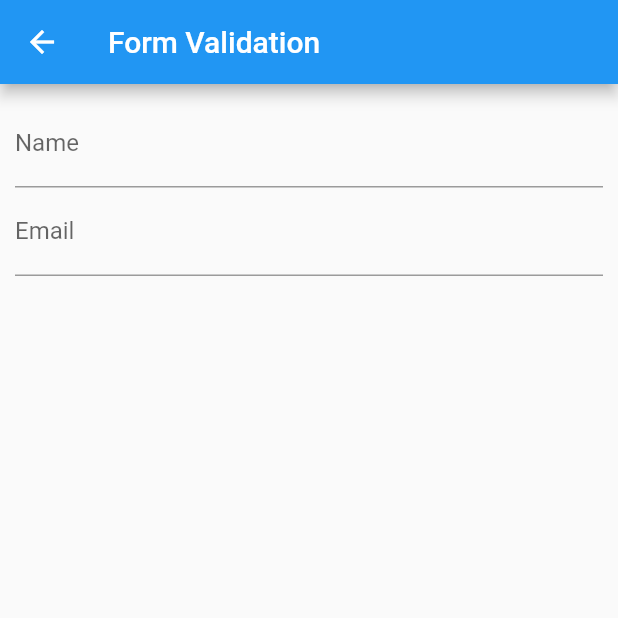
After one commit to linhtv97/flutter, a Flutter app: the screen it shows after launch, after a tap on "Form", on a phone screen of 412 x 824 dp, the top half of it. The commit adds this screen. Run offline on Flutter 3.47's test engine with Material 2 defaults, Android fonts, the phone set to English and light mode, and no system bars.

Commit message:
form validation

```diff
--- /dev/null
+++ b/lib/Form.dart
@@ -0,0 +1,62 @@
+import 'package:flutter/material.dart';
+
+class FormValidation extends StatefulWidget {
+  @override
+  _FormState createState() => _FormState();
+}
+
+class _FormState extends State<FormValidation> {
+  @override
+  Widget build(BuildContext context) {
+    return Scaffold(
+      appBar: AppBar(
+        title: Text('Form Validation'),
+      ),
+      body: Center(
+          child: Padding(
+            padding: EdgeInsets.all(10),
+            child: FormField(
+              builder: (FormFieldState formFieldState) {
+                return formbody();
+              },
+            ),
+          )
+      ),
+    );
+  }
+  formbody() {
+    return Column(
+      children: [
+        TextFormField(
+          decoration: const InputDecoration(labelText: 'Name'),
+          keyboardType: TextInputType.text,
+          autovalidateMode: AutovalidateMode.onUserInteraction,
+          validator: validateName,
+        ),
+        TextFormField(
+          decoration: const InputDecoration(labelText: 'Email'),
+          keyboardType: TextInputType.emailAddress,
+          autovalidateMode: AutovalidateMode.onUserInteraction,
+          validator: validateemail,
+        ),
+      ],
+    );
+  }
+
+  String validateemail(String value) {
+    Pattern pattern =
+        r'^(([^<>()[\]\\.,;:\s@\"]+(\.[^<>()[\]\\.,;:\s@\"]+)*)|(\".+\"))@((\[[0-9]{1,3}\.[0-9]{1,3}\.[0-9]{1,3}\.[0-9]{1,3}\])|(([a-zA-Z\-0-9]+\.)+[a-zA-Z]{2,}))$';
+    RegExp regex = new RegExp(pattern);
+    if (!regex.hasMatch(value))
+      return 'Enter Valid Email';
+    else
+      return null;
+  }
+
+  String validateName(String value) {
+    if (value.isEmpty) {
+      return 'Please enter some text';
+    }
+    return null;
+  }
+}
--- a/lib/main.dart
+++ b/lib/main.dart
@@ -1,6 +1,7 @@
 import 'package:flutter/material.dart';
 import 'package:flutter_app_demo/BarChart.dart';
 import 'package:flutter_app_demo/Counter.dart';
+import 'package:flutter_app_demo/Form.dart';
 import 'package:flutter_app_demo/ListPost.dart';
 import 'package:flutter_app_demo/RotationAnimation.dart';
 
@@ -78,6 +79,16 @@ class Home extends StatelessWidget {
                     MaterialPageRoute(
                         builder: (context) => RotationAnimation()));
               },
+            ),
+            ListTile(
+              leading: Icon(Icons.format_align_center),
+              title: Text('Form'),
+              onTap: () {
+                Navigator.push(
+                    context,
+                    MaterialPageRoute(
+                        builder: (context) => FormValidation()));
+              },
             )
           ],
         )
```
